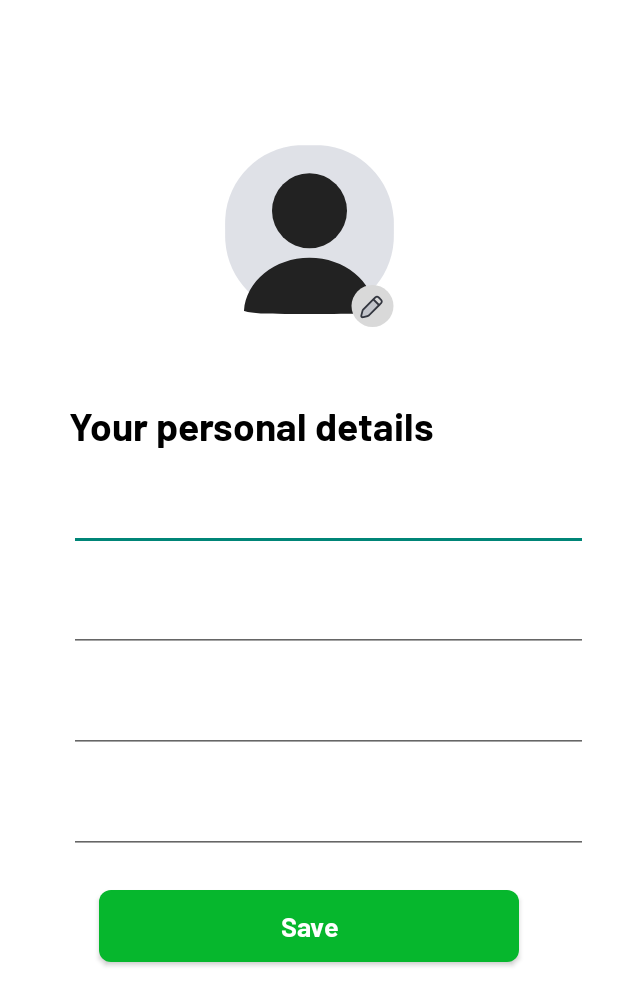
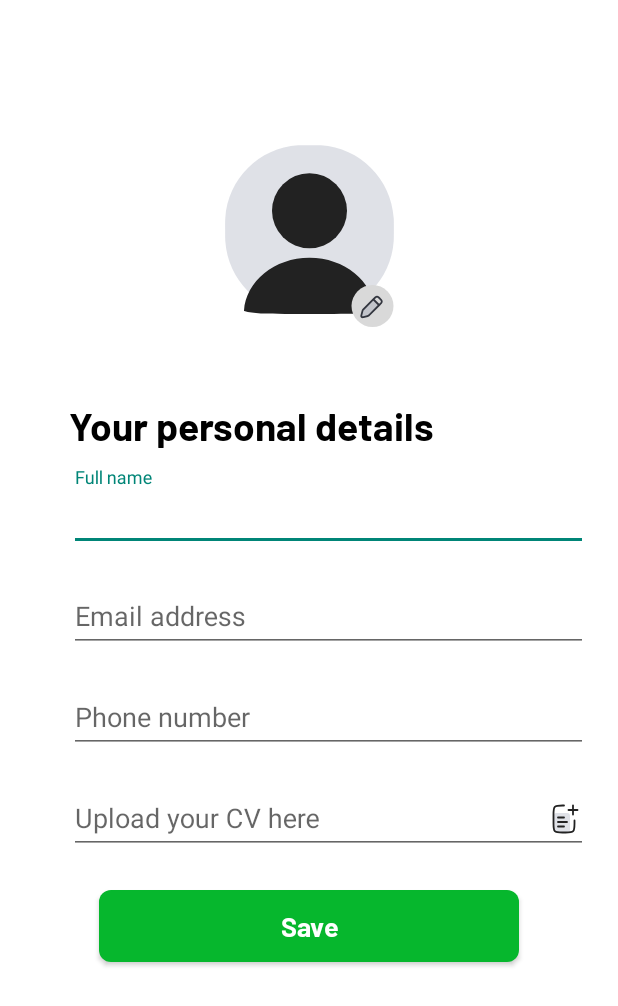
Before and after one commit to robertbusaru/YouthBuddyApp, an Android app built with Jetpack Compose: the layout activity_personal_details.xml on its own in the app's theme, with its tools: preview values and no code run, on a phone screen of 412 x 824 dp. Shown: the top 1006 px of the screen. Run offline under Robolectric (Android 15) with nearby library versions, the phone set to English and light mode, and no system bars.

Commit message:
personal details screen update

```diff
--- a/app/build.gradle.kts
+++ b/app/build.gradle.kts
@@ -5,12 +5,12 @@ plugins {
 
 android {
     namespace = "com.example.youthbuddyapp"
-    compileSdk = 33
+    compileSdk = 34
 
     defaultConfig {
         applicationId = "com.example.youthbuddyapp"
         minSdk = 24
-        targetSdk = 33
+        targetSdk = 34
         versionCode = 1
         versionName = "1.0"
 
--- /dev/null
+++ b/app/src/main/res/drawable/file_dock_duotone_line.xml
@@ -0,0 +1,46 @@
+<vector xmlns:android="http://schemas.android.com/apk/res/android"
+    android:width="24dp"
+    android:height="24dp"
+    android:viewportWidth="24"
+    android:viewportHeight="24">
+  <path
+      android:pathData="M7,8L14,8A2,2 0,0 1,16 10L16,19A2,2 0,0 1,14 21L7,21A2,2 0,0 1,5 19L5,10A2,2 0,0 1,7 8z"
+      android:fillColor="#7E869E"
+      android:fillAlpha="0.25"/>
+  <path
+      android:pathData="M8,14L14,14"
+      android:strokeWidth="1.2"
+      android:fillColor="#00000000"
+      android:strokeColor="#222222"
+      android:strokeLineCap="round"/>
+  <path
+      android:pathData="M8,11L12,11"
+      android:strokeWidth="1.2"
+      android:fillColor="#00000000"
+      android:strokeColor="#222222"
+      android:strokeLineCap="round"/>
+  <path
+      android:pathData="M8,17L12,17"
+      android:strokeWidth="1.2"
+      android:fillColor="#00000000"
+      android:strokeColor="#222222"
+      android:strokeLineCap="round"/>
+  <path
+      android:pathData="M19,13V15C19,17.828 19,19.243 18.121,20.121C17.243,21 15.828,21 13,21H11C8.172,21 6.757,21 5.879,20.121C5,19.243 5,17.828 5,15V9C5,6.172 5,4.757 5.879,3.879C6.757,3 8.172,3 11,3H12"
+      android:strokeWidth="1.2"
+      android:fillColor="#00000000"
+      android:strokeColor="#222222"
+      android:strokeLineCap="round"/>
+  <path
+      android:pathData="M18,3L18,9"
+      android:strokeWidth="1.2"
+      android:fillColor="#00000000"
+      android:strokeColor="#222222"
+      android:strokeLineCap="round"/>
+  <path
+      android:pathData="M21,6L15,6"
+      android:strokeWidth="1.2"
+      android:fillColor="#00000000"
+      android:strokeColor="#222222"
+      android:strokeLineCap="round"/>
+</vector>
--- a/app/src/main/res/layout/activity_personal_details.xml
+++ b/app/src/main/res/layout/activity_personal_details.xml
@@ -42,7 +42,9 @@
 
         <com.google.android.material.textfield.TextInputEditText
             android:layout_width="match_parent"
-            android:layout_height="match_parent" />
+            android:layout_height="match_parent"
+            android:hint="@string/full_name"
+            android:textColorHint="@color/black"/>
 
     </com.google.android.material.textfield.TextInputLayout>
 
@@ -60,7 +62,9 @@
 
         <com.google.android.material.textfield.TextInputEditText
             android:layout_width="match_parent"
-            android:layout_height="match_parent" />
+            android:layout_height="match_parent"
+            android:hint="@string/email_address"
+            android:textColorHint="@color/black"/>
 
     </com.google.android.material.textfield.TextInputLayout>
 
@@ -78,7 +82,9 @@
 
         <com.google.android.material.textfield.TextInputEditText
             android:layout_width="match_parent"
-            android:layout_height="match_parent" />
+            android:layout_height="match_parent"
+            android:hint="@string/phone_number"
+            android:textColorHint="@color/black"/>
 
     </com.google.android.material.textfield.TextInputLayout>
 
@@ -95,8 +101,15 @@
         app:layout_constraintTop_toBottomOf="@+id/phoneNumberTextInputLayout">
 
         <com.google.android.material.textfield.TextInputEditText
+            android:id="@+id/editTextBox"
             android:layout_width="match_parent"
-            android:layout_height="match_parent" />
+            android:layout_height="match_parent"
+            android:hint="@string/upload_your_cv_here"
+            android:editable="false"
+            android:clickable="true"
+            android:focusable="true"
+            android:drawableEnd="@drawable/file_dock_duotone_line"
+            android:textColorHint="@color/black" />
 
     </com.google.android.material.textfield.TextInputLayout>
 
--- a/app/src/main/res/values/strings.xml
+++ b/app/src/main/res/values/strings.xml
@@ -4,4 +4,8 @@
     <string name="your_personal_details">Your personal details</string>
     <string name="profile_image">Profile image</string>
     <string name="save">Save</string>
+    <string name="upload_your_cv_here">Upload your CV here</string>
+    <string name="full_name">Full name</string>
+    <string name="email_address">Email address</string>
+    <string name="phone_number">Phone number</string>
 </resources>
```
Also changed, not shown: app/src/main/java/com/example/youthbuddyapp/PersonalDetailsActivity.kt (+50 -2 lines).
